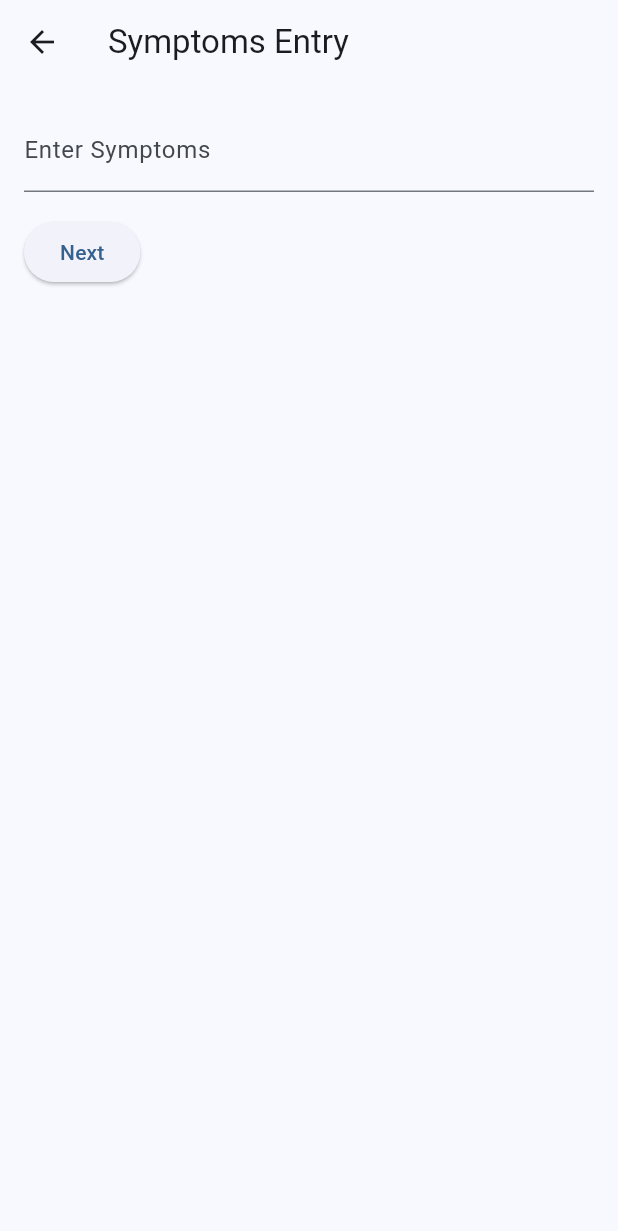
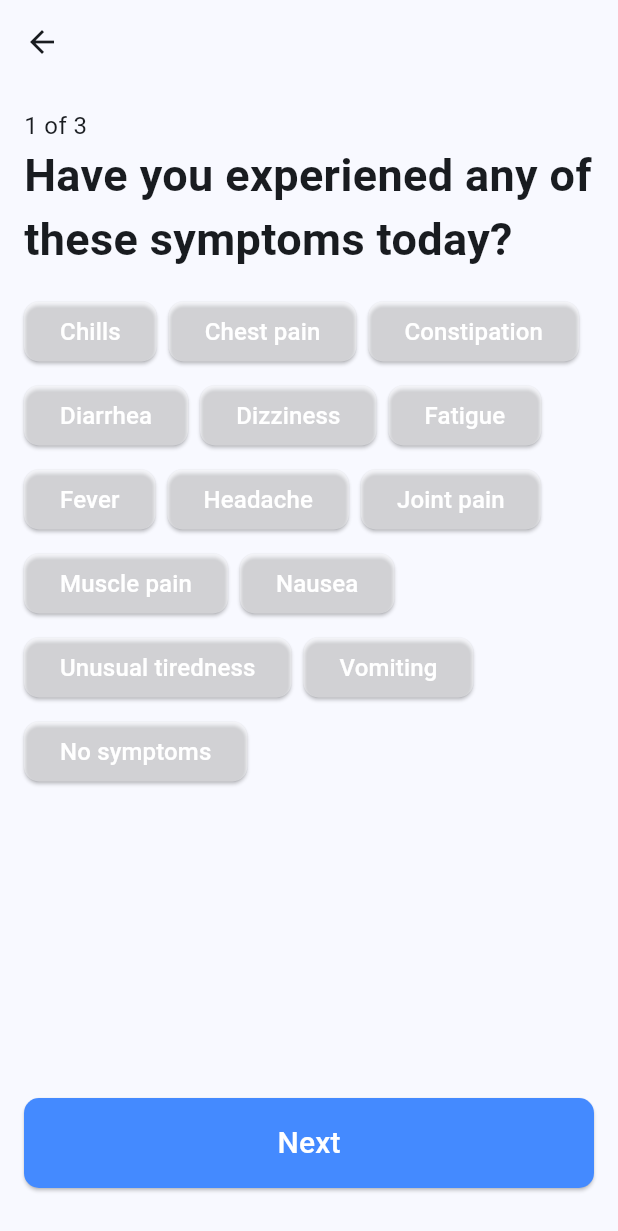
Before and after one commit to martinvanaud/cau-appdev, a Flutter app: the SymptomsEntryPage screen opened directly, after a tap on "Next", on a phone screen of 412 x 824 dp. Shown: the top 1231 px of the screen. Run offline on Flutter 3.47's test engine with Material 2 defaults, Android fonts, the phone set to English and light mode, and no system bars.

Commit message:
updated the symptoms page

```diff
--- a/lib/main.dart
+++ b/lib/main.dart
@@ -205,53 +205,101 @@
 }
 
 class _SymptomsEntryPageState extends State<SymptomsEntryPage> {
-  late TextEditingController _symptomsController;
-
-  @override
-  void initState() {
-    super.initState();
-    _symptomsController = TextEditingController();
-  }
-
-  @override
-  void dispose() {
-    _symptomsController.dispose();
-    super.dispose();
-  }
+  List<String> selectedSymptoms = [];
 
   @override
   Widget build(BuildContext context) {
     return Scaffold(
-      appBar: AppBar(
-        title: Text('Symptoms Entry'),
-      ),
+      appBar: AppBar(),
       body: Padding(
         padding: const EdgeInsets.all(16.0),
         child: Column(
           crossAxisAlignment: CrossAxisAlignment.start,
           children: [
-            TextField(
-              controller: _symptomsController,
-              decoration: InputDecoration(labelText: 'Enter Symptoms'),
+            Text('1 of 3', style: TextStyle(fontSize: 16)),
+            Text(
+              'Have you experiened any of these symptoms today?',
+              style: TextStyle(fontSize: 30, fontWeight: FontWeight.bold),
             ),
             const SizedBox(height: 16.0),
-            ElevatedButton(
+            Wrap(
+              spacing: 8.0,
+              runSpacing: 8.0,
+              children: buildSymptomButtons(),
+            ),
+            const SizedBox(height: 16.0),
+            Expanded(
+              child: Align(
+                alignment: Alignment.bottomCenter,
+                child: ElevatedButton(
                   onPressed: () {
-                final symptoms = _symptomsController.text;
-                if (symptoms.isNotEmpty) {
-                  Navigator.pop(context, symptoms); // Return symptoms to the previous page
+                    if (selectedSymptoms.isNotEmpty) {
+                      final symptoms = selectedSymptoms.join(', '); // Join selected symptoms
+                      Navigator.pop(context, symptoms);
                     } else {
-                  // Handle case where symptoms are empty
+                      // Handle case where no symptoms are selected
                     }
                   },
-              child: Text('Next'),
+                  style: ElevatedButton.styleFrom(
+                    shape: RoundedRectangleBorder(
+                      borderRadius: BorderRadius.circular(10.0),
                     ),
+                    minimumSize: Size(400, 60),
+                    backgroundColor: Colors.blueAccent,
+                  ),
+                  child: Text('Next', style: TextStyle(fontSize: 20, color: Colors.white)),
+                ),
+              ),
+            ),
+            const SizedBox(height: 16.0),
           ],
         ),
       ),
     );
   }
+
+  List<Widget> buildSymptomButtons() {
+    final List<String> allSymptoms = [
+      'Chills',
+      'Chest pain',
+      'Constipation',
+      'Diarrhea',
+      'Dizziness',
+      'Fatigue',
+      'Fever',
+      'Headache',
+      'Joint pain',
+      'Muscle pain',
+      'Nausea',
+      'Unusual tiredness',
+      'Vomiting',
+      'No symptoms'
+    ];
+
+    return allSymptoms.map((symptom) {
+      final bool isSelected = selectedSymptoms.contains(symptom);
+      return ElevatedButton(
+        onPressed: () {
+          setState(() {
+            if (isSelected) {
+              selectedSymptoms.remove(symptom);
+            } else {
+              selectedSymptoms.add(symptom);
             }
+          });
+        },
+        style: ElevatedButton.styleFrom(
+          primary: isSelected ? Colors.blue : Colors.white38,
+          shape: RoundedRectangleBorder(
+            borderRadius: BorderRadius.circular(10.0),
+          ),
+        ),
+        child: Text(symptom, style: TextStyle(fontSize: 16, color: Colors.white)),
+      );
+    }).toList();
+  }
+}
+
 
 class MoodEntryPage extends StatefulWidget {
   @override
@@ -259,53 +307,83 @@
 }
 
 class _MoodEntryPageState extends State<MoodEntryPage> {
-  late TextEditingController _moodController;
-
-  @override
-  void initState() {
-    super.initState();
-    _moodController = TextEditingController();
-  }
-
-  @override
-  void dispose() {
-    _moodController.dispose();
-    super.dispose();
-  }
+  String? selectedMood; // Variable to store the selected mood
 
   @override
   Widget build(BuildContext context) {
     return Scaffold(
-      appBar: AppBar(
-        title: Text('Mood Entry'),
-      ),
+      appBar: AppBar(),
       body: Padding(
         padding: const EdgeInsets.all(16.0),
         child: Column(
           crossAxisAlignment: CrossAxisAlignment.start,
           children: [
-            TextField(
-              controller: _moodController,
-              decoration: InputDecoration(labelText: 'Describe Mood'),
+            Text('2 of 3', style: TextStyle(fontSize: 16)),
+            Text('What is your overall mood?',
+                style: TextStyle(fontSize: 30, fontWeight: FontWeight.bold)),
+            const SizedBox(height: 16.0),
+            // Use a Column to display mood options vertically
+            Column(
+              children: [
+                _buildMoodRadioButton('Good'),
+                _buildMoodRadioButton('Okay'),
+                _buildMoodRadioButton('Neutral'),
+                _buildMoodRadioButton('Bad'),
+                _buildMoodRadioButton('Terrible'),
+              ],
             ),
             const SizedBox(height: 16.0),
-            ElevatedButton(
+            // Draw a line connecting all the circles
+            const SizedBox(height: 16.0),
+            Expanded(
+              child: Align(
+                alignment: Alignment.bottomCenter,
+                child: ElevatedButton(
                   onPressed: () {
-                final mood = _moodController.text;
-                if (mood.isNotEmpty) {
-                  Navigator.pop(context, mood);
+                    if (selectedMood != null) {
+                      Navigator.pop(context, selectedMood);
                     } else {
-                  // Handle case where mood is empty
+                      // Handle case where mood is not selected
                     }
                   },
-              child: Text('Next'),
+                  style: ElevatedButton.styleFrom(
+                    shape: RoundedRectangleBorder(
+                      borderRadius: BorderRadius.circular(10.0),
                     ),
+                    minimumSize: Size(400, 60),
+                    backgroundColor: Colors.blueAccent,
+                  ),
+                  child: Text('Next', style: TextStyle(fontSize: 20, color: Colors.white)),
+                ),
+              ),
+            ),
+            const SizedBox(height: 16.0),
           ],
         ),
       ),
     );
   }
+
+  Widget _buildMoodRadioButton(String mood) {
+    return Row(
+      children: [
+        Radio<String>(
+          value: mood,
+          groupValue: selectedMood,
+          onChanged: (value) {
+            setState(() {
+              selectedMood = value;
+            });
+          },
+        ),
+        Text(mood, style: TextStyle(fontSize: 18)),
+        SizedBox(width: 16.0),
+      ],
+    );
   }
+}
+
+
 
 class FeelingsEntryPage extends StatefulWidget {
   @override
@@ -330,20 +408,24 @@
   @override
   Widget build(BuildContext context) {
     return Scaffold(
-      appBar: AppBar(
-        title: Text('Feelings Entry'),
-      ),
+      appBar: AppBar(),
       body: Padding(
         padding: const EdgeInsets.all(16.0),
         child: Column(
           crossAxisAlignment: CrossAxisAlignment.start,
           children: [
+            Text('3 of 3', style: TextStyle(fontSize: 16)),
+            Text('Describe your current feelings',
+                style: TextStyle(fontSize: 30, fontWeight: FontWeight.bold)),
             TextField(
               controller: _feelingsController,
               decoration: InputDecoration(labelText: 'Enter Feelings'),
             ),
             const SizedBox(height: 16.0),
-            ElevatedButton(
+            Expanded(
+              child: Align(
+                alignment: Alignment.bottomCenter,
+                child: ElevatedButton(
                   onPressed: () {
                     final feelings = _feelingsController.text;
                     if (feelings.isNotEmpty) {
@@ -352,8 +434,18 @@
                       // Handle case where feelings are empty
                     }
                   },
-              child: Text('Save'),
+                  style: ElevatedButton.styleFrom(
+                    shape: RoundedRectangleBorder(
+                      borderRadius: BorderRadius.circular(10.0),
                     ),
+                    minimumSize: Size(400, 60),
+                    backgroundColor: Colors.blueAccent,
+                  ),
+                  child: Text('Finish', style: TextStyle(fontSize: 20, color: Colors.white)),
+                ),
+              ),
+            ),
+            const SizedBox(height: 16.0),
           ],
         ),
       ),
@@ -365,13 +457,13 @@
   final String date;
   final String symptoms;
   final String feelings;
-  final String mood; // Add this line
+  final String mood;
 
   JournalEntry({
     required this.date,
     required this.symptoms,
     required this.feelings,
-    required this.mood, // Add this line
+    required this.mood,
   });
 
   Map<String, dynamic> toJson() {
@@ -379,7 +471,7 @@
       'date': date,
       'symptoms': symptoms,
       'feelings': feelings,
-      'mood': mood, // Add this line
+      'mood': mood,
     };
   }
 
@@ -388,7 +480,7 @@
       date: json['date'],
       symptoms: json['symptoms'],
       feelings: json['feelings'],
-      mood: json['mood'], // Add this line
+      mood: json['mood'],
     );
   }
 }
```
Lines whose indentation alone changed are shown as unchanged.
